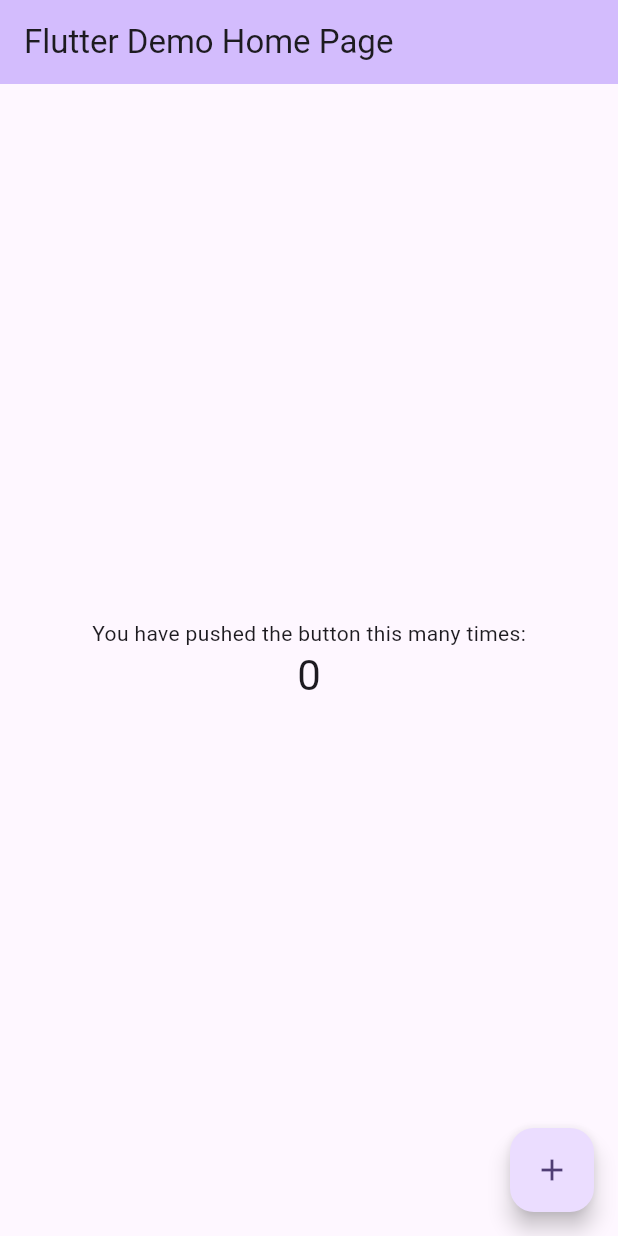
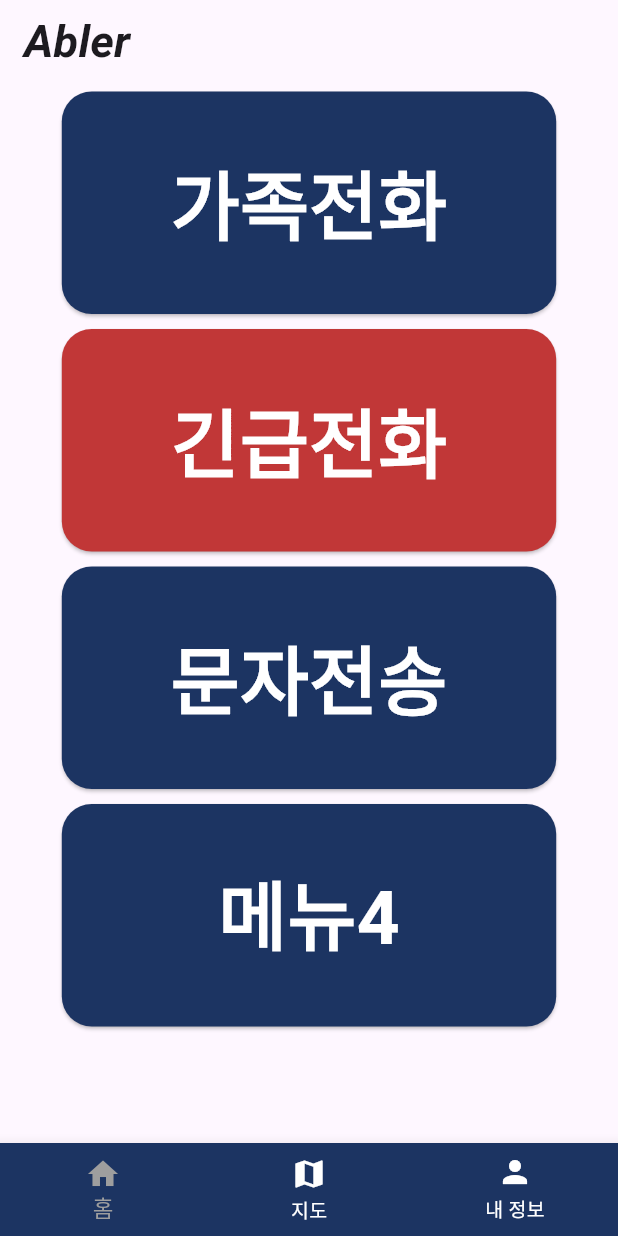
Before and after one commit to sunhwaaRj/2024-SolutionChallenge, a Flutter app: the screen it shows after launch, on a phone screen of 412 x 824 dp. Run offline on Flutter 3.47's test engine with Material 3 defaults, Android fonts, the phone set to English and light mode, and no system bars; our stand-ins replace cloud_firestore, firebase_core; missing offline and left inert: flutter_phone_direct_caller; accounts and stored records are empty.

Commit message:
가족전화추가까지 완료
240205

```diff
--- a/lib/main.dart
+++ b/lib/main.dart
@@ -1,4 +1,7 @@
 import 'package:flutter/material.dart';
+import 'package:abler_project/screens/home/home_screen.dart';
+import 'package:firebase_core/firebase_core.dart';
+import 'package:abler_project/firebase_options.dart';
 
 void main() {
   runApp(const MyApp());
@@ -10,116 +13,17 @@
   // This widget is the root of your application.
   @override
   Widget build(BuildContext context) {
-    return MaterialApp(
-      title: 'Flutter Demo',
-      theme: ThemeData(
-        // This is the theme of your application.
-        //
-        // TRY THIS: Try running your application with "flutter run". You'll see
-        // the application has a purple toolbar. Then, without quitting the app,
-        // try changing the seedColor in the colorScheme below to Colors.green
-        // and then invoke "hot reload" (save your changes or press the "hot
-        // reload" button in a Flutter-supported IDE, or press "r" if you used
-        // the command line to start the app).
-        //
-        // Notice that the counter didn't reset back to zero; the application
-        // state is not lost during the reload. To reset the state, use hot
-        // restart instead.
-        //
-        // This works for code too, not just values: Most code changes can be
-        // tested with just a hot reload.
-        colorScheme: ColorScheme.fromSeed(seedColor: Colors.deepPurple),
-        useMaterial3: true,
+    return FutureBuilder(
+      future: Firebase.initializeApp(
+        options: DefaultFirebaseOptions.currentPlatform,
       ),
-      home: const MyHomePage(title: 'Flutter Demo Home Page'),
+      builder: (context, snapshot) {
+        return const MaterialApp(
+          title: 'Abler',
+          debugShowCheckedModeBanner: false,
+          home: MyHomePage(),
+        );
+      },
     );
   }
 }
-
-class MyHomePage extends StatefulWidget {
-  const MyHomePage({super.key, required this.title});
-
-  // This widget is the home page of your application. It is stateful, meaning
-  // that it has a State object (defined below) that contains fields that affect
-  // how it looks.
-
-  // This class is the configuration for the state. It holds the values (in this
-  // case the title) provided by the parent (in this case the App widget) and
-  // used by the build method of the State. Fields in a Widget subclass are
-  // always marked "final".
-
-  final String title;
-
-  @override
-  State<MyHomePage> createState() => _MyHomePageState();
-}
-
-class _MyHomePageState extends State<MyHomePage> {
-  int _counter = 0;
-
-  void _incrementCounter() {
-    setState(() {
-      // This call to setState tells the Flutter framework that something has
-      // changed in this State, which causes it to rerun the build method below
-      // so that the display can reflect the updated values. If we changed
-      // _counter without calling setState(), then the build method would not be
-      // called again, and so nothing would appear to happen.
-      _counter++;
-    });
-  }
-
-  @override
-  Widget build(BuildContext context) {
-    // This method is rerun every time setState is called, for instance as done
-    // by the _incrementCounter method above.
-    //
-    // The Flutter framework has been optimized to make rerunning build methods
-    // fast, so that you can just rebuild anything that needs updating rather
-    // than having to individually change instances of widgets.
-    return Scaffold(
-      appBar: AppBar(
-        // TRY THIS: Try changing the color here to a specific color (to
-        // Colors.amber, perhaps?) and trigger a hot reload to see the AppBar
-        // change color while the other colors stay the same.
-        backgroundColor: Theme.of(context).colorScheme.inversePrimary,
-        // Here we take the value from the MyHomePage object that was created by
-        // the App.build method, and use it to set our appbar title.
-        title: Text(widget.title),
-      ),
-      body: Center(
-        // Center is a layout widget. It takes a single child and positions it
-        // in the middle of the parent.
-        child: Column(
-          // Column is also a layout widget. It takes a list of children and
-          // arranges them vertically. By default, it sizes itself to fit its
-          // children horizontally, and tries to be as tall as its parent.
-          //
-          // Column has various properties to control how it sizes itself and
-          // how it positions its children. Here we use mainAxisAlignment to
-          // center the children vertically; the main axis here is the vertical
-          // axis because Columns are vertical (the cross axis would be
-          // horizontal).
-          //
-          // TRY THIS: Invoke "debug painting" (choose the "Toggle Debug Paint"
-          // action in the IDE, or press "p" in the console), to see the
-          // wireframe for each widget.
-          mainAxisAlignment: MainAxisAlignment.center,
-          children: <Widget>[
-            const Text(
-              'You have pushed the button this many times:',
-            ),
-            Text(
-              '$_counter',
-              style: Theme.of(context).textTheme.headlineMedium,
-            ),
-          ],
-        ),
-      ),
-      floatingActionButton: FloatingActionButton(
-        onPressed: _incrementCounter,
-        tooltip: 'Increment',
-        child: const Icon(Icons.add),
-      ), // This trailing comma makes auto-formatting nicer for build methods.
-    );
-  }
-}
--- /dev/null
+++ b/lib/screens/home/home_screen.dart
@@ -0,0 +1,71 @@
+import 'package:abler_project/screens/home/menupage.dart';
+import 'package:flutter/material.dart';
+
+class MyHomePage extends StatefulWidget {
+  const MyHomePage({super.key});
+
+  @override
+  State<MyHomePage> createState() => _MyHomePageState();
+}
+
+class _MyHomePageState extends State<MyHomePage> {
+  int _selectedIndex = 0;
+  static const List<Widget> _widgetOptions = <Widget>[
+    menuPage(),
+    Text(
+      '임시 지도 페이지',
+    ),
+    Text(
+      '임시 내 정보 페이지',
+    ),
+  ];
+
+  void _onItemTapped(int index) {
+    setState(() {
+      _selectedIndex = index;
+    });
+  }
+
+  @override
+  Widget build(BuildContext context) {
+    return Scaffold(
+      appBar: AppBar(
+        title: const Text(
+          'Abler',
+          style: TextStyle(
+            fontSize: 30,
+            fontStyle: FontStyle.italic,
+            fontWeight: FontWeight.bold,
+          ),
+        ),
+      ),
+      body: Center(
+        child: _widgetOptions.elementAt(_selectedIndex),
+      ),
+      bottomNavigationBar: BottomNavigationBar(
+        items: const <BottomNavigationBarItem>[
+          BottomNavigationBarItem(
+            icon: Icon(Icons.home),
+            label: '홈',
+          ),
+          BottomNavigationBarItem(
+            icon: Icon(Icons.map),
+            label: '지도',
+          ),
+          BottomNavigationBarItem(
+            icon: Icon(Icons.person),
+            label: '내 정보',
+          ),
+        ],
+        currentIndex: _selectedIndex,
+        selectedItemColor: Colors.grey[500],
+        unselectedItemColor: Colors.white,
+        selectedFontSize: 15,
+        unselectedFontSize: 13,
+        type: BottomNavigationBarType.fixed,
+        onTap: _onItemTapped,
+        backgroundColor: const Color(0xff1c3462),
+      ),
+    );
+  }
+}
--- /dev/null
+++ b/lib/screens/home/menupage.dart
@@ -0,0 +1,135 @@
+import 'package:abler_project/screens/call/emergency_num.dart';
+import 'package:abler_project/screens/call/family_num.dart';
+import 'package:flutter/material.dart';
+
+class menuPage extends StatefulWidget {
+  const menuPage({super.key});
+
+  @override
+  State<menuPage> createState() => _menuPageState();
+}
+
+class _menuPageState extends State<menuPage> {
+  @override
+  Widget build(BuildContext context) {
+    return Container(
+      child: Column(
+        mainAxisAlignment: MainAxisAlignment.start,
+        children: [
+          Container(
+            margin: const EdgeInsets.symmetric(vertical: 5),
+            child: SizedBox(
+              width: MediaQuery.of(context).size.width * 0.8,
+              height: MediaQuery.of(context).size.height * 0.18,
+              child: ElevatedButton(
+                onPressed: () {
+                  Navigator.push(
+                    context,
+                    MaterialPageRoute(
+                        builder: (context) => const familynumPage()),
+                  );
+                },
+                style: ElevatedButton.styleFrom(
+                    shape: RoundedRectangleBorder(
+                      borderRadius: BorderRadius.circular(20.0),
+                    ),
+                    backgroundColor: const Color(0xff1c3462)),
+                child: const Text(
+                  '가족전화',
+                  style: TextStyle(
+                      color: Colors.white,
+                      fontSize: 50,
+                      fontWeight: FontWeight.w600),
+                ),
+              ),
+            ),
+          ),
+          Container(
+            margin: const EdgeInsets.symmetric(vertical: 5),
+            child: SizedBox(
+              width: MediaQuery.of(context).size.width * 0.8,
+              height: MediaQuery.of(context).size.height * 0.18,
+              child: ElevatedButton(
+                onPressed: () {
+                  Navigator.push(
+                    context,
+                    MaterialPageRoute(
+                        builder: (context) => const emergencyCall()),
+                  );
+                },
+                style: ElevatedButton.styleFrom(
+                    shape: RoundedRectangleBorder(
+                      borderRadius: BorderRadius.circular(20.0),
+                    ),
+                    backgroundColor: const Color(0xffC13737)),
+                child: const Text(
+                  '긴급전화',
+                  style: TextStyle(
+                      color: Colors.white,
+                      fontSize: 50,
+                      fontWeight: FontWeight.w600),
+                ),
+              ),
+            ),
+          ),
+          Container(
+            margin: const EdgeInsets.symmetric(vertical: 5),
+            child: SizedBox(
+              width: MediaQuery.of(context).size.width * 0.8,
+              height: MediaQuery.of(context).size.height * 0.18,
+              child: ElevatedButton(
+                onPressed: () {
+                  Navigator.push(
+                    context,
+                    MaterialPageRoute(
+                        builder: (context) => const familynumPage()),
+                  );
+                },
+                style: ElevatedButton.styleFrom(
+                    shape: RoundedRectangleBorder(
+                      borderRadius: BorderRadius.circular(20.0),
+                    ),
+                    backgroundColor: const Color(0xff1c3462)),
+                child: const Text(
+                  '문자전송',
+                  style: TextStyle(
+                      color: Colors.white,
+                      fontSize: 50,
+                      fontWeight: FontWeight.w600),
+                ),
+              ),
+            ),
+          ),
+          Container(
+            margin: const EdgeInsets.symmetric(vertical: 5),
+            child: SizedBox(
+              width: MediaQuery.of(context).size.width * 0.8,
+              height: MediaQuery.of(context).size.height * 0.18,
+              child: ElevatedButton(
+                onPressed: () {
+                  Navigator.push(
+                    context,
+                    MaterialPageRoute(
+                        builder: (context) => const familynumPage()),
+                  );
+                },
+                style: ElevatedButton.styleFrom(
+                    shape: RoundedRectangleBorder(
+                      borderRadius: BorderRadius.circular(20.0),
+                    ),
+                    backgroundColor: const Color(0xff1c3462)),
+                child: const Text(
+                  '메뉴4',
+                  style: TextStyle(
+                      color: Colors.white,
+                      fontSize: 50,
+                      fontWeight: FontWeight.w600),
+                ),
+              ),
+            ),
+          ),
+        ],
+      ),
+    );
+  }
+}
--- a/pubspec.yaml
+++ b/pubspec.yaml
@@ -35,6 +35,10 @@ dependencies:
   # The following adds the Cupertino Icons font to your application.
   # Use with the CupertinoIcons class for iOS style icons.
   cupertino_icons: ^1.0.2
+  firebase_core: ^2.25.1
+  cloud_firestore: ^4.15.1
+  url_launcher: ^6.2.4
+  flutter_phone_direct_caller: ^2.1.1
 
 dev_dependencies:
   flutter_test:
```
Also changed, not shown: lib/data_service.dart (added, +23 -0 lines), lib/screens/call/add_family.dart (added, +155 -0 lines), lib/screens/call/emergency_num.dart (added, +23 -0 lines), lib/screens/call/family_num.dart (added, +120 -0 lines), lib/firebase_options.dart (added), lib/screens/call/search_emergency.dart (added), lib/screens/map/mappage.dart (added), lib/screens/mypage/information_change.dart (added), lib/screens/mypage/information_check.dart (added), lib/screens/mypage/mypage.dart (added), lib/screens/text/add_group.dart (added), lib/screens/text/family_text.dart (added), lib/screens/text/send_text.dart (added), lib/widgets/menuwidget.dart (added), 1 more files, 11 other files.
